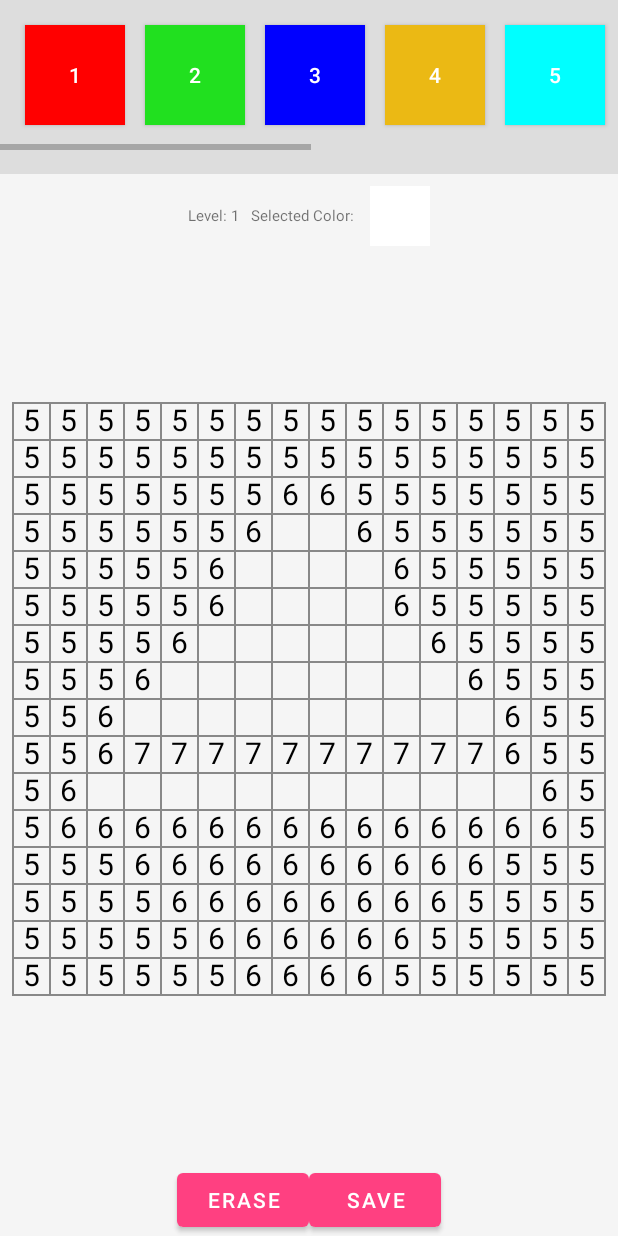
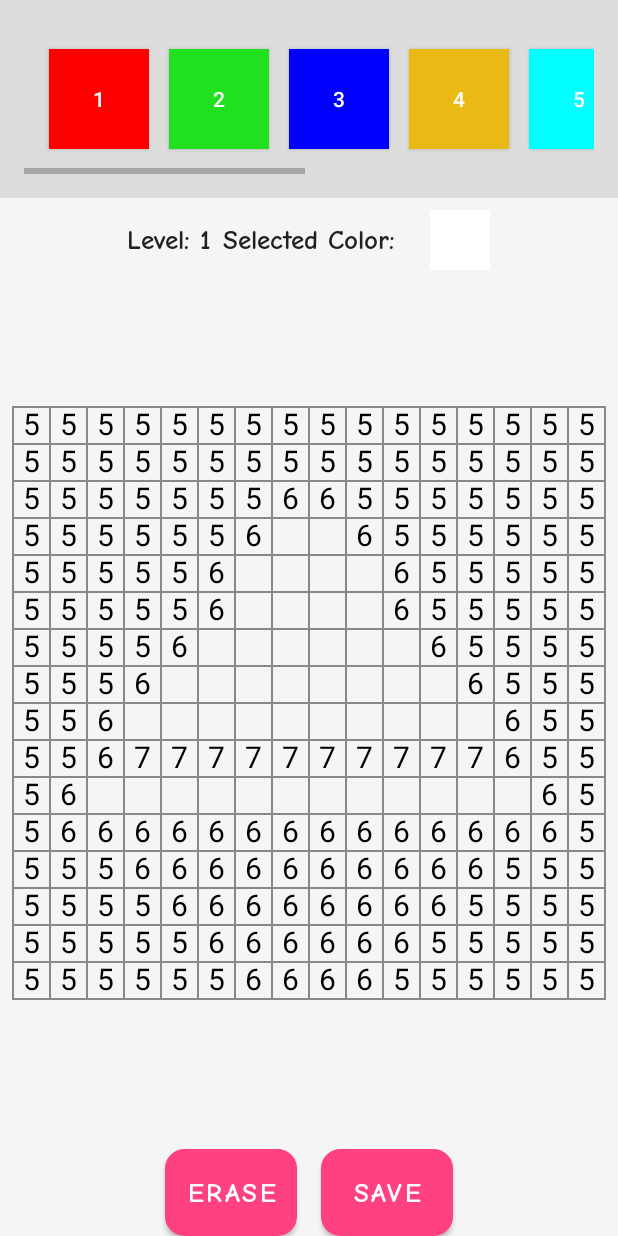
Before and after one commit to CS5520Summer2024Feinberg/final-project-finalproject-group7, an Android app: the GameActivity screen opened directly, with no data from a screen before it, on a phone screen of 412 x 824 dp. Run offline under Robolectric (Android 15) with nearby library versions, the light colour scheme and no system bars; our stand-ins replace Firebase (no records; nobody signed in at launch, a user with empty details on screens opened directly).

Commit message:
reset the design of UI(coloring)

```diff
--- a/app/src/main/res/layout/activity_game.xml
+++ b/app/src/main/res/layout/activity_game.xml
@@ -11,7 +11,10 @@
         android:layout_width="match_parent"
         android:layout_height="wrap_content"
         android:background="#DDDDDD"
-        android:paddingBottom="16dp">
+        android:paddingBottom="16dp"
+        android:paddingTop="16dp"
+        android:paddingLeft="16dp"
+        android:paddingRight="16dp">
 
         <LinearLayout
             android:id="@+id/paletteLayout"
@@ -25,6 +28,8 @@
 
         </LinearLayout>
     </HorizontalScrollView>
+
+    <!-- Selected Color and Level -->
     <LinearLayout
         android:id="@+id/selectedColorView"
         android:layout_width="match_parent"
@@ -37,24 +42,29 @@
             android:id="@+id/level"
             android:layout_width="wrap_content"
             android:layout_height="wrap_content"
-            android:textSize="10sp"
-            android:layout_marginEnd="8dp" />
-
+            android:textSize="18sp"
+            android:layout_marginEnd="8dp"
+            android:textColor="@color/textColorPrimary"
+            android:fontFamily="@font/comicneue_bold" />
 
         <TextView
             android:layout_width="wrap_content"
             android:layout_height="wrap_content"
             android:text="Selected Color: "
-            android:textSize="10sp"
-            android:layout_marginEnd="8dp" />
+            android:textSize="18sp"
+            android:layout_marginEnd="8dp"
+            android:textColor="@color/textColorPrimary"
+            android:fontFamily="@font/comicneue_bold" />
 
         <View
             android:id="@+id/colorDisplay"
             android:layout_width="40dp"
             android:layout_height="40dp"
             android:background="#FFFFFF"
-            android:layout_gravity="center_vertical" />
+            android:layout_gravity="center_vertical"
+            android:layout_marginStart="8dp" />
     </LinearLayout>
+
     <ScrollView
         android:layout_width="match_parent"
         android:layout_height="0dp"
@@ -93,13 +103,22 @@
             android:id="@+id/eraseButton"
             android:layout_width="wrap_content"
             android:layout_height="wrap_content"
-            android:text="Erase" />
+            android:text="Erase"
+            android:textSize="18sp"
+            android:padding="12dp"
+            android:fontFamily="@font/comicneue_bold"
+            style="@style/GameButtonStyle"
+            android:layout_marginEnd="16dp" />
 
         <Button
             android:id="@+id/saveButton"
             android:layout_width="wrap_content"
             android:layout_height="wrap_content"
-            android:text="Save" />
+            android:text="Save"
+            android:textSize="18sp"
+            android:padding="12dp"
+            android:fontFamily="@font/comicneue_bold"
+            style="@style/GameButtonStyle" />
 
     </LinearLayout>
 
```
